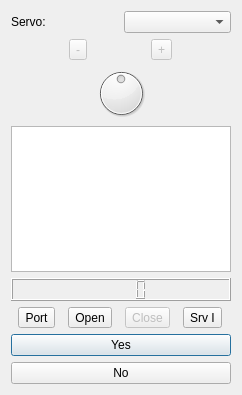
This is visao-c/workspace/inmoov_qt/src/remotecontrolwindow.ui in xtarke/visao as Qt 5 draws it before an edit. The edited form follows.
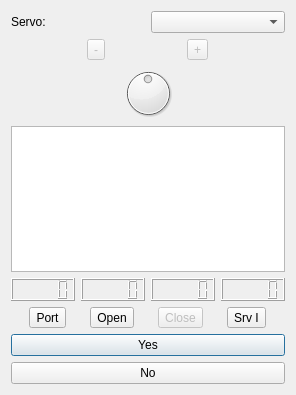
This is the edited form.

Patch:
```diff
--- a/visao-c/workspace/inmoov_qt/src/remotecontrolwindow.ui
+++ b/visao-c/workspace/inmoov_qt/src/remotecontrolwindow.ui
@@ -77,11 +77,27 @@
       <widget class="QPlainTextEdit" name="plainTextEdit"/>
      </item>
      <item>
-      <widget class="QLCDNumber" name="lcdNumber">
+      <layout class="QHBoxLayout" name="horizontalLayout_5">
+       <property name="topMargin">
+        <number>0</number>
+       </property>
+       <item>
+        <widget class="QLCDNumber" name="lcdNumberA3"/>
+       </item>
+       <item>
+        <widget class="QLCDNumber" name="lcdNumberA2"/>
+       </item>
+       <item>
+        <widget class="QLCDNumber" name="lcdNumberA1"/>
+       </item>
+       <item>
+        <widget class="QLCDNumber" name="lcdNumberA0">
        <property name="smallDecimalPoint">
         <bool>false</bool>
        </property>
       </widget>
+       </item>
+      </layout>
      </item>
      <item>
       <layout class="QHBoxLayout" name="horizontalLayout_3">
```
Lines whose indentation alone changed are shown as unchanged.
